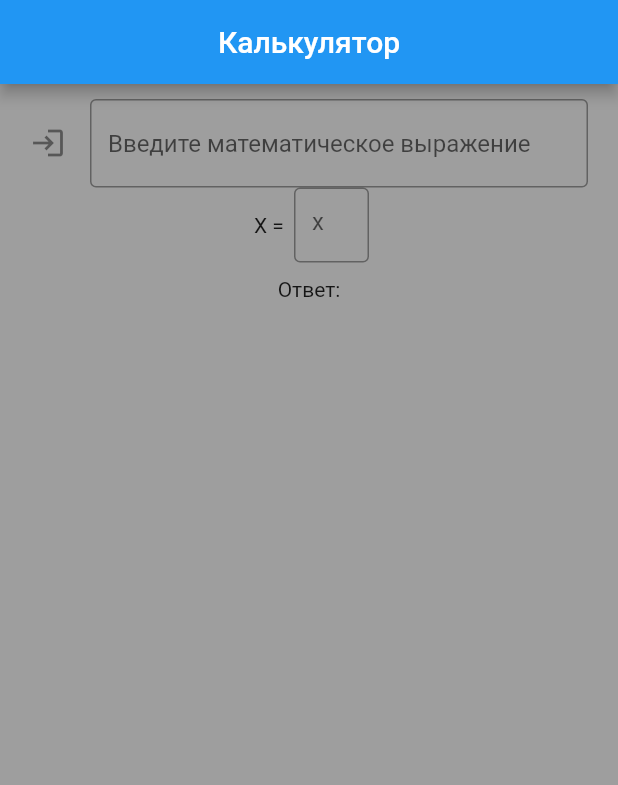
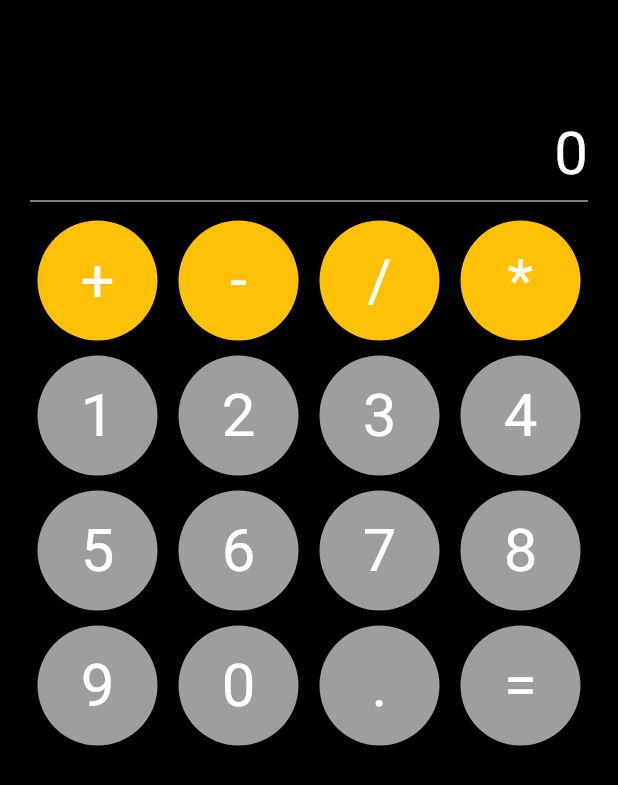
Before and after one commit to USSRFantom/Calculator, a Flutter app: the screen it shows after launch, on a phone screen of 412 x 824 dp. Shown: the top 785 px of the screen. Run offline on Flutter 3.47's test engine with Material 2 defaults, Android fonts, the phone set to English and light mode, and no system bars.

Commit message:
доработка по дизайну

```diff
--- a/lib/main.dart
+++ b/lib/main.dart
@@ -1,4 +1,3 @@
-import 'package:calculator/lexeme.dart';
 import 'package:flutter/material.dart';
 
 void main() {
@@ -15,14 +14,13 @@ class MyApp extends StatelessWidget {
       theme: ThemeData(
         primarySwatch: Colors.blue,
       ),
-      home: const MyHomePage(title: 'Flutter Demo Home Page'),
+      home: const MyHomePage(),
     );
   }
 }
 
 class MyHomePage extends StatefulWidget {
-  const MyHomePage({Key? key, required this.title}) : super(key: key);
-  final String title;
+  const MyHomePage({Key? key}) : super(key: key);
 
   @override
   State<MyHomePage> createState() => _MyHomePageState();
@@ -31,78 +29,158 @@ class MyHomePage extends StatefulWidget {
 class _MyHomePageState extends State<MyHomePage> {
   String receivedText = "";
   Map<String, double?> usersVariables = {};
+  List<String> simbol = [
+    '+',
+    '-',
+    '/',
+    '*',
+    '1',
+    '2',
+    '3',
+    '4',
+    '5',
+    '6',
+    '7',
+    '8',
+    '9',
+    '0',
+    '.',
+    '='
+  ];
 
   @override
   Widget build(BuildContext context) {
     return Scaffold(
-      backgroundColor: Colors.grey,
-      appBar: AppBar(
-        title: const Center(child: Text('Калькулятор')),
+      backgroundColor: Colors.black,
+      body: Padding(
+        padding:
+            const EdgeInsets.only(left: 20, right: 20, top: 50, bottom: 20),
+        child: Column(
+          mainAxisAlignment: MainAxisAlignment.end,
+          children: [
+            const Align(
+              alignment: Alignment.centerRight,
+              child: Text(
+                '',
+                style: TextStyle(color: Colors.grey, fontSize: 25),
               ),
-      body: Column(
-        crossAxisAlignment: CrossAxisAlignment.center,
-        children: [
-          Padding(
-            padding: const EdgeInsets.only(left: 20, right: 20, top: 10),
-            child: TextField(
-                onSubmitted: (text) {
-                  ExpressionInterpreter interpreter =
-                      ExpressionInterpreter(text);
-                  var result = interpreter.analyzeInput(usersVariables);
-
-                  setState(() {
-                    receivedText = result.toString();
-                  });
-                },
-                decoration: const InputDecoration(
-                  border: OutlineInputBorder(),
-                  icon: Icon(Icons.login),
-                  hintText: "Введите математическое выражение",
-                )),
             ),
-          Row(
-            mainAxisAlignment: MainAxisAlignment.center,
-            children: [
-              const SizedBox(
+            const Align(
+              alignment: Alignment.centerRight,
+              child: Text(
+                '0',
+                style: TextStyle(color: Colors.white, fontSize: 40),
+              ),
+            ),
+            const Divider(
+              color: Colors.white,
+            ),
+            Expanded(
+              child: GridView.count(
+                crossAxisCount: 4,
+                crossAxisSpacing: 4,
+                children: List.generate(
+                  simbol.length,
+                  (index) {
+                    return Padding(
+                      padding: const EdgeInsets.all(5.0),
+                      child: Container(
                         width: 30,
                         height: 30,
-                child: Align(
-                  alignment: Alignment.center,
-                  child: Text('X = '),
+                        decoration: BoxDecoration(
+                          color: index < 4 ? Colors.amber : Colors.grey,
+                          shape: BoxShape.circle,
+                        ),
+                        child: Center(
+                          child: Text(
+                            simbol[index].toString(),
+                            style: const TextStyle(
+                                color: Colors.white, fontSize: 40),
                           ),
                         ),
-              SizedBox(
-                width: 50,
-                height: 50,
-                child: Align(
-                  alignment: Alignment.center,
-                  child: TextField(
-                      onSubmitted: (text) {
-                        var xValue = double.tryParse(text);
-                        setState(() {
-                          usersVariables.putIfAbsent('x', () => xValue);
-                        });
+                      ),
+                    );
                   },
-                      decoration: const InputDecoration(
-                        border: OutlineInputBorder(),
-                        hintText: "x",
-                      )),
+                ),
               ),
             ),
           ],
         ),
-          Padding(
-            padding: const EdgeInsets.only(top: 10),
-            child: Row(
-              mainAxisAlignment: MainAxisAlignment.center,
-              children: [
-                const Text('Ответ:'),
-                Text(receivedText),
-              ],
       ),
-          ),
-        ],
-      ),
+      // body: Column(
+      //   crossAxisAlignment: CrossAxisAlignment.center,
+      //   children: [
+      //     Padding(
+      //       padding: const EdgeInsets.only(left: 20, right: 20, top: 10),
+      //       child: TextField(
+      //         textDirection: ,
+      //           onSubmitted: (text) {
+      //             ExpressionInterpreter interpreter =
+      //                 ExpressionInterpreter(text);
+      //             var result = interpreter.analyzeInput(usersVariables);
+      //
+      //             setState(() {
+      //               receivedText = result.toString();
+      //             });
+      //           },
+      //           decoration:  const InputDecoration(
+      //             border: OutlineInputBorder(),
+      //             icon: Icon(Icons.login),
+      //             hintText: "Введите математическое выражение",
+      //           )),
+      //     ),
+      //     Row(
+      //       mainAxisAlignment: MainAxisAlignment.center,
+      //       children: [
+      //         const SizedBox(
+      //           width: 30,
+      //           height: 30,
+      //           child: Align(
+      //             alignment: Alignment.center,
+      //             child: Text(
+      //               'X = ',
+      //               style: TextStyle(color: Colors.white),
+      //             ),
+      //           ),
+      //         ),
+      //         SizedBox(
+      //           width: 50,
+      //           height: 50,
+      //           child: Align(
+      //             alignment: Alignment.center,
+      //             child: TextField(
+      //                 onSubmitted: (text) {
+      //                   var xValue = double.tryParse(text);
+      //                   setState(() {
+      //                     usersVariables.putIfAbsent('x', () => xValue);
+      //                   });
+      //                 },
+      //                 decoration: const InputDecoration(
+      //                   border: OutlineInputBorder(),
+      //                   hintText: "x",
+      //                 )),
+      //           ),
+      //         ),
+      //       ],
+      //     ),
+      //     Padding(
+      //       padding: const EdgeInsets.only(top: 10),
+      //       child: Row(
+      //         mainAxisAlignment: MainAxisAlignment.center,
+      //         children: [
+      //           const Text(
+      //             'Ответ:',
+      //             style: TextStyle(color: Colors.white),
+      //           ),
+      //           Text(
+      //             receivedText,
+      //             style: TextStyle(color: Colors.white),
+      //           ),
+      //         ],
+      //       ),
+      //     ),
+      //   ],
+      // ),
     );
   }
 }
```
Lines whose indentation alone changed are shown as unchanged.
